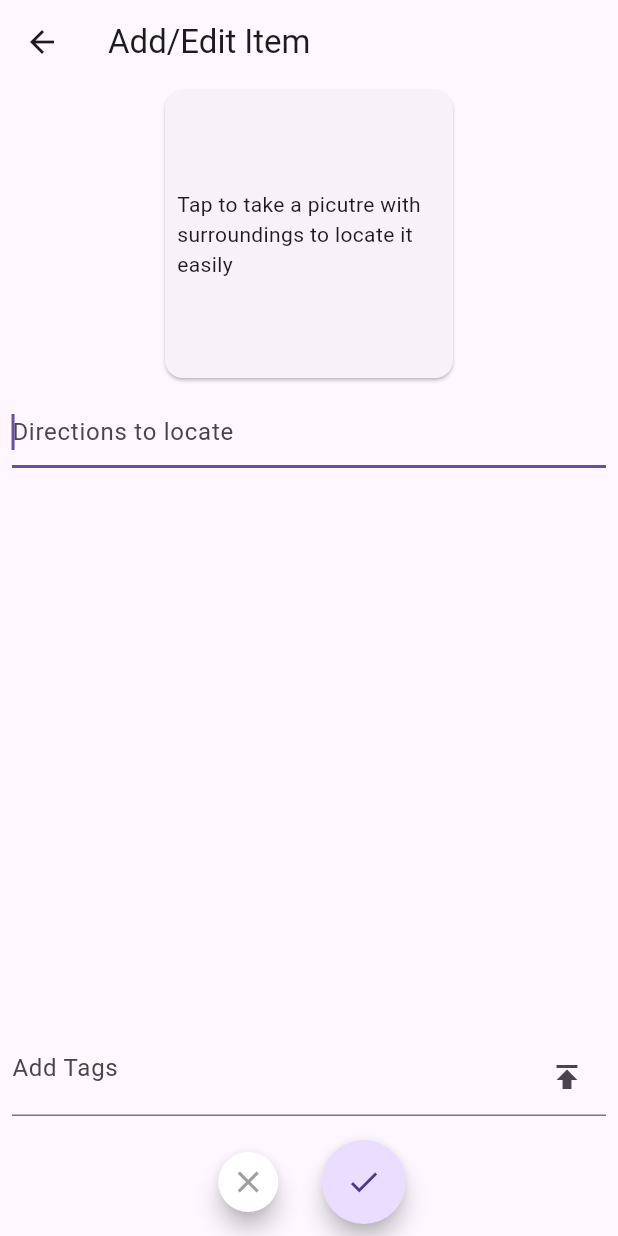
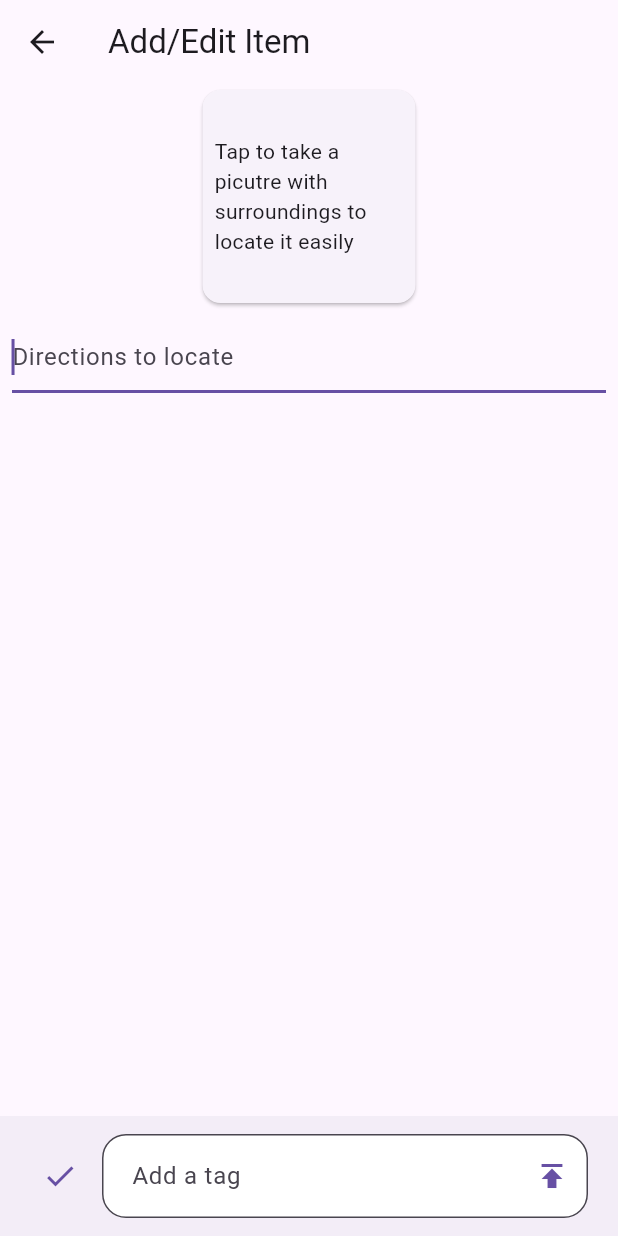
Before and after one commit to jeerovan/forgetit, a Flutter app: the screen it shows after launch, after a tap on the "add" icon, on a phone screen of 412 x 824 dp. Run offline on Flutter 3.47's test engine with Material 3 defaults, Android fonts, the phone set to English and light mode, and no system bars; our stand-ins replace image_picker, sqflite, sqflite_common_ffi; accounts and stored records are empty.

Commit message:
changed ui, remove tags

```diff
--- a/lib/add_edit_item.dart
+++ b/lib/add_edit_item.dart
@@ -86,6 +86,14 @@ class AddEditItemState extends State<AddEditItem> {
       itemTagController.clear();
     });
   }
+  void removeTag(ModelTag tag) async {
+    if(item.id != null){
+      await ModelItemTag.removeForItemIdTagId(item.id!, tag.id!);
+    }
+    setState(() {
+      tags.remove(tag);
+    });
+  }
   void saveItem() async {
     if(itemChanged){
       String itemTitle = itemTitleController.text;
@@ -127,13 +135,14 @@ class AddEditItemState extends State<AddEditItem> {
       appBar: AppBar(
         title: const Text("Add/Edit Item"),
       ),
-      body: Column(
+      body: SingleChildScrollView(
+        child: Column(
           children: [
             GestureDetector(
               onTap: () async { await setImage();},
               child: SizedBox(
-              width: 200,
-              height: 200,
+                width: 150,
+                height: 150,
                 child: Card(
                   child: Center(
                     child: image != null
@@ -160,59 +169,61 @@ class AddEditItemState extends State<AddEditItem> {
                 },
               ),
             ),
-          Expanded(child: ListView(children: tagsView(tags),),),
             Padding(
               padding: const EdgeInsets.all(8.0),
+              child: Wrap(
+                spacing: 10.0,
+                runSpacing: 10.0,
+                children: tags.map((tag) {
+                  return Chip(
+                    label: Text(tag.title),
+                    deleteIcon: Icon(Icons.clear,size:16.0,color: Theme.of(context).colorScheme.primary,),
+                    onDeleted: () {
+                      removeTag(tag);
+                    },
+                  );
+                }).toList(),
+              ),
+            ),
+          ],
+        ),
+      ),
+      bottomNavigationBar: BottomAppBar(
         child: Row(
-              children: [
+          children: <Widget>[
+            IconButton(
+              color: Theme.of(context).colorScheme.primary,
+              icon: const Icon(Icons.check),
+              onPressed: () {
+                saveItem();
+              },
+            ),
             Expanded(
+              child: Padding(
+                padding: const EdgeInsets.symmetric(horizontal: 4.0),
                 child: TextField(
                   controller: itemTagController,
-                    textCapitalization: TextCapitalization.characters,
                   decoration: InputDecoration(
-                      hintText: 'Add Tags', // Placeholder
-                      suffixIcon: Padding(
-                        padding: const EdgeInsets.all(2.0),
-                        child: IconButton(
+                    hintText: 'Add a tag',
+                    suffixIcon: IconButton(
+                          icon: const Icon(Icons.publish,),
+                          color: Theme.of(context).colorScheme.primary,
                           onPressed: (){
                             addTag();
                           },
-                          icon: const Icon(Icons.publish,),
                         ),
+                    border: OutlineInputBorder(
+                      borderRadius: BorderRadius.circular(16.0),
+                    ),
+                    filled: true,
+                    fillColor: Colors.white,
+                    contentPadding: const EdgeInsets.all(16.0),
                   ),
                 ),
               ),
             ),
           ],
         ),
-          ),
-          Padding(
-            padding: const EdgeInsets.all(8.0),
-            child: Row(
-              mainAxisAlignment: MainAxisAlignment.center,
-              children: [
-                FloatingActionButton.small(
-                  heroTag: "cancel",
-                  onPressed: (){
-                    Navigator.of(context).pop();
-                  },
-                  shape: const CircleBorder(),
-                  backgroundColor: Colors.white,
-                  child: const Icon(Icons.clear,color: Colors.grey,),
-                ),
-                const SizedBox(width: 25,),
-                FloatingActionButton(
-                  heroTag: "submit",
-                  onPressed: (){
-                    saveItem();
-                  },
-                  shape: const CircleBorder(),
-                  child: const Icon(Icons.check),
-                ),
-              ],
-            ),
-          ),
-        ],
       ),
     );
   }
--- a/lib/model_item_tag.dart
+++ b/lib/model_item_tag.dart
@@ -61,15 +61,6 @@ class ModelItemTag {
     );
     return await Future.wait(rows.map((map) => tagFromMap(map)));
   }
-  static Future<ModelItemTag?> get(int id) async{
-    final dbHelper = DatabaseHelper.instance;
-    List<Map<String,dynamic>> list = await dbHelper.queryOne("itemtag", id);
-    if (list.isNotEmpty) {
-      Map<String,dynamic> map = list.first;
-      return fromMap(map);
-    }
-    return null;
-  }
   static Future<void> checkAddItemTag(int itemId,int tagId) async {
     final dbHelper = DatabaseHelper.instance;
     final db = await dbHelper.database;
@@ -81,6 +72,24 @@ class ModelItemTag {
     if (rows.isEmpty){
       int _ = await ModelItemTag(itemId: itemId, tagId: tagId).insert();
     }
+  }
+  static Future<void> removeForItemIdTagId(int itemId,int tagId) async {
+    final dbHelper = DatabaseHelper.instance;
+    final db = await dbHelper.database;
+    int _ = await db.delete(
+      "itemtag",
+      where:'item_id == ? AND tag_id == ?',
+      whereArgs: [itemId,tagId],
+    );
+  }
+  static Future<ModelItemTag?> get(int id) async{
+    final dbHelper = DatabaseHelper.instance;
+    List<Map<String,dynamic>> list = await dbHelper.queryOne("itemtag", id);
+    if (list.isNotEmpty) {
+      Map<String,dynamic> map = list.first;
+      return fromMap(map);
+    }
+    return null;
   }
   Future<int> insert() async{
     final dbHelper = DatabaseHelper.instance;
--- a/lib/page_home.dart
+++ b/lib/page_home.dart
@@ -19,15 +19,7 @@ class HomePageState extends State<HomePage> {
   final TextEditingController searchController = TextEditingController();
   ModelItem lastAdded = ModelItem.init();
   List<ModelItem> items = [];
-  @override
-  void initState() {
-    super.initState();
-    loadLastAddedItem();
-  }
-  @override
-  void dispose(){
-    super.dispose();
-  }
+
   void loadLastAddedItem() async {
     ModelItem? item = await ModelItem.getLastAdded();
     if(item != null){
@@ -43,42 +35,27 @@ class HomePageState extends State<HomePage> {
       )).then((_) => loadLastAddedItem() // refresh recently added entries
       );
   }
+  void resetSearch(){
+    items = [];
+    searchController.clear();
+    setState(() {
 
+    });
+  }
+  @override
+  void initState() {
+    super.initState();
+    loadLastAddedItem();
+  }
+  @override
+  void dispose(){
+    super.dispose();
+  }
   @override
   Widget build(BuildContext context) {
     return Scaffold(
       appBar: AppBar(
-        leading: IconButton(
-            icon: const Icon(Icons.face),
-            color: Colors.purple,
-            onPressed: () {
-              Navigator.of(context)
-                .push(MaterialPageRoute(
-                  builder: (context) => const BlankPage(),
-                ));
-          }
-        ),
-        title: TextField(
-          controller: searchController,
-          autofocus: true,
-          decoration: InputDecoration(
-            hintText: 'Search by a tag',
-            suffixIcon: searchController.text.isNotEmpty
-            ? IconButton(
-                icon: const Icon(Icons.clear),
-                onPressed: () => setState(() {
-                  searchController.clear();
-                }),
-              )
-            : null,
-          ),
-          onChanged: (value) {
-            if(searchController.text.length < 2){
-              setState(() {
-              });
-            }
-          },
-        ),
+        title: const Text("Forget It"),
         actions: [
           if(debug)IconButton(
             icon: const Icon(Icons.reorder),
@@ -91,12 +68,60 @@ class HomePageState extends State<HomePage> {
         ],
       ),
       body: itemsView(),
-      floatingActionButton: FloatingActionButton(
-        onPressed: () {
-          addEditItem(0);
-        },
-        shape: const CircleBorder(),
-        child: const Icon(Icons.add),
+      bottomNavigationBar: BottomAppBar(
+        child: Row(
+          children: <Widget>[
+            IconButton(
+              icon: const Icon(Icons.face),
+              color: Theme.of(context).colorScheme.primary,
+              onPressed: () {
+                Navigator.of(context)
+                  .push(MaterialPageRoute(
+                    builder: (context) => const BlankPage(),
+                  ));
+              },
+            ),
+            Expanded(
+              child: Padding(
+                padding: const EdgeInsets.symmetric(horizontal: 4.0),
+                child: TextField(
+                  controller: searchController,
+                  autofocus: true,
+                  decoration: InputDecoration(
+                    hintText: 'Search by a tag',
+                    suffixIcon: searchController.text.isNotEmpty
+                      ? IconButton(
+                          icon: const Icon(Icons.clear,),
+                          onPressed: () => setState(() {
+                            searchController.clear();
+                          }),
+                        )
+                      : null,
+                    border: OutlineInputBorder(
+                      borderRadius: BorderRadius.circular(16.0),
+                    ),
+                    filled: true,
+                    fillColor: Colors.white,
+                    contentPadding: const EdgeInsets.all(16.0),
+                  ),
+                  onChanged: (value) {
+                    if(searchController.text.length < 2){
+                      setState(() {
+                      });
+                    }
+                  },
+                ),
+              ),
+            ),
+            IconButton(
+              icon: const Icon(Icons.add),
+              color: Theme.of(context).colorScheme.primary,
+              onPressed: () {
+                addEditItem(0);
+              },
+            ),
+          ],
+        ),
       ),
     );
   }
```
Lines whose indentation alone changed are shown as unchanged.
